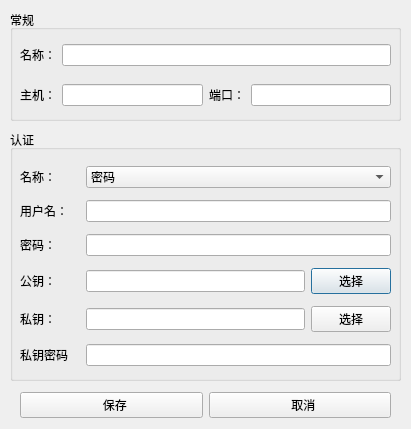
The window that connecteditui.ui (yz-java/ishell) describes before a commit, drawn with Qt 5.
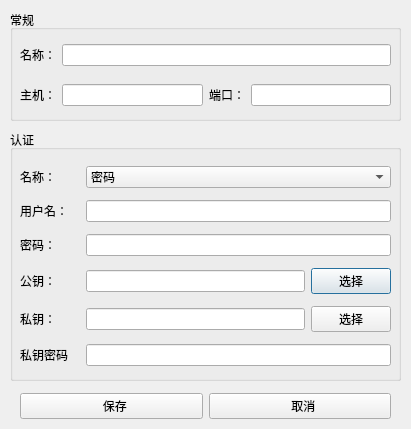
The same window after the commit.

Commit message: 页面优化

Patch:
```diff
--- a/connecteditui.ui
+++ b/connecteditui.ui
@@ -284,7 +284,7 @@
      <x>20</x>
      <y>390</y>
      <width>371</width>
-     <height>30</height>
+     <height>33</height>
     </rect>
    </property>
    <layout class="QHBoxLayout" name="horizontalLayout_8">
```
Left out of the diff: 6 changed lines with no effect on the pictures. The commit also changes 1 other file.
